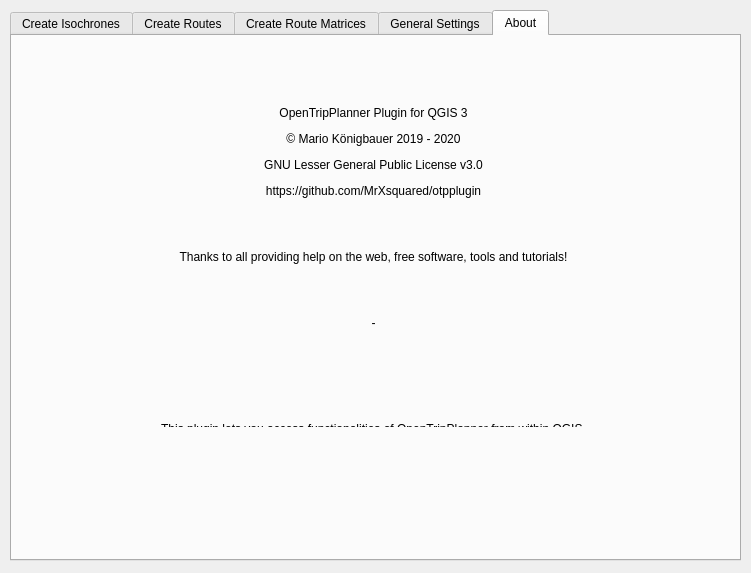
Old version of the form otp_plugin_dialog_base.ui in the repository mkoenigb/OpenTripPlannerPlugin.
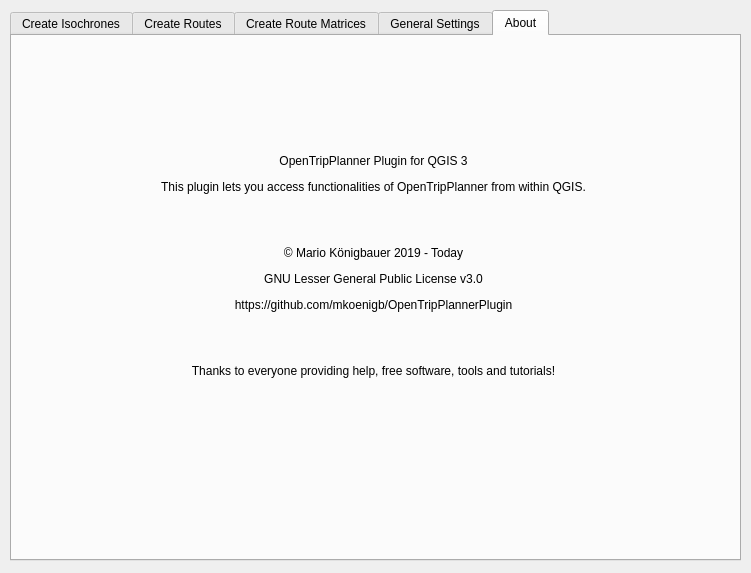
New version of the form. The open tabs and pages were chosen to show the change. Custom widgets are drawn as their Qt base class.

The edit to the form file:
```diff
--- a/otp_plugin_dialog_base.ui
+++ b/otp_plugin_dialog_base.ui
@@ -1118,7 +1118,7 @@
       </rect>
      </property>
      <property name="text">
-      <string>&lt;html&gt;&lt;head/&gt;&lt;body&gt;&lt;p&gt;OpenTripPlanner Plugin for QGIS 3&lt;/p&gt;&lt;p&gt;© Mario Königbauer 2019 - 2020&lt;/p&gt;&lt;p&gt;GNU Lesser General Public License v3.0&lt;/p&gt;&lt;p&gt;https://github.com/MrXsquared/otpplugin&lt;/p&gt;&lt;p&gt;&lt;br/&gt;&lt;/p&gt;&lt;p&gt;Thanks to all providing help on the web, free software, tools and tutorials!&lt;/p&gt;&lt;p&gt;&lt;br/&gt;&lt;/p&gt;&lt;p&gt;-&lt;/p&gt;&lt;p&gt;&lt;br/&gt;&lt;/p&gt;&lt;p&gt;&lt;br/&gt;&lt;/p&gt;&lt;p&gt;This plugin lets you access functionalities of OpenTripPlanner from within QGIS.&lt;/p&gt;&lt;/body&gt;&lt;/html&gt;</string>
+      <string>&lt;html&gt;&lt;head/&gt;&lt;body&gt;&lt;p&gt;OpenTripPlanner Plugin for QGIS 3&lt;/p&gt;&lt;p&gt;This plugin lets you access functionalities of OpenTripPlanner from within QGIS.&lt;/p&gt;&lt;p&gt;&lt;br/&gt;&lt;/p&gt;&lt;p&gt;© Mario Königbauer 2019 - Today&lt;/p&gt;&lt;p&gt;GNU Lesser General Public License v3.0&lt;/p&gt;&lt;p&gt;https://github.com/mkoenigb/OpenTripPlannerPlugin&lt;/p&gt;&lt;p&gt;&lt;br/&gt;&lt;/p&gt;&lt;p&gt;Thanks to everyone providing help, free software, tools and tutorials!&lt;/p&gt;&lt;/body&gt;&lt;/html&gt;</string>
      </property>
      <property name="alignment">
       <set>Qt::AlignCenter</set>
```
